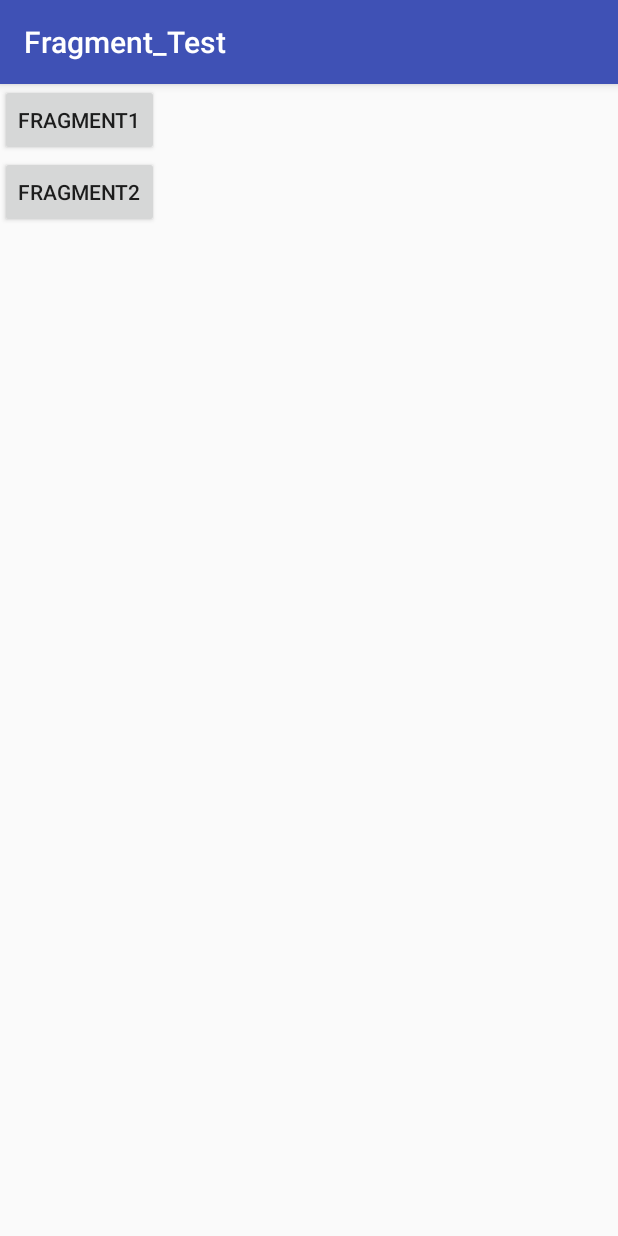
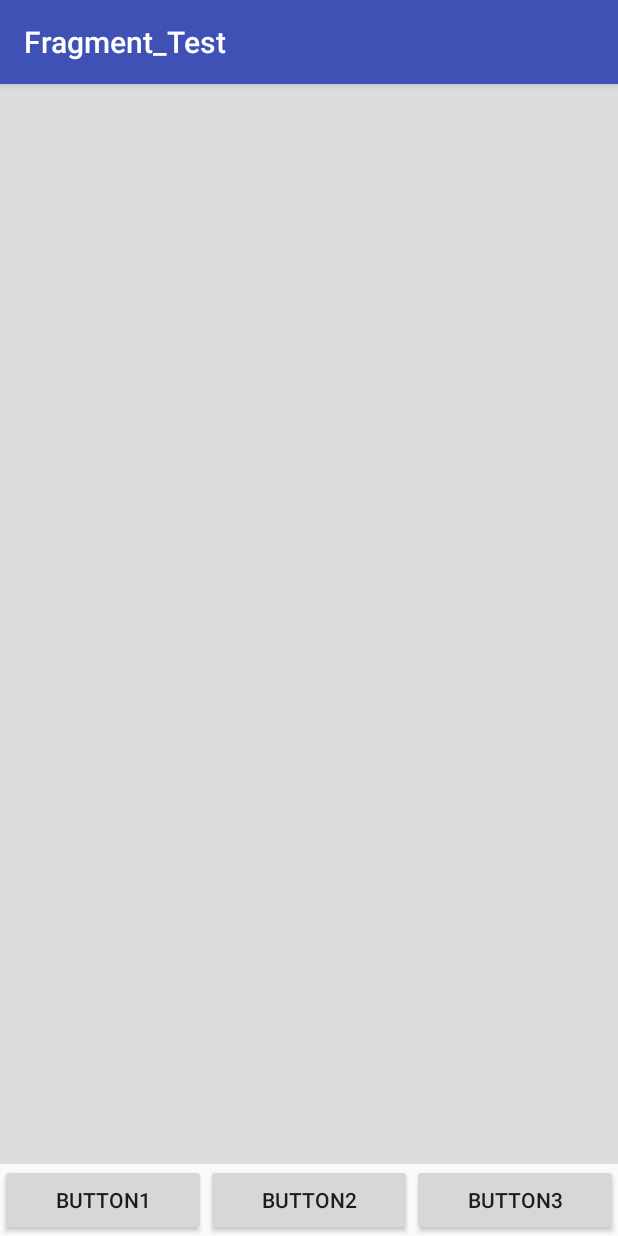
Before and after one commit to MickJun/DrMax8000_Controller, an Android app: the screen it shows after launch (MainActivity), on a phone screen of 412 x 824 dp. Run offline under Robolectric (Android 15) with nearby library versions, the phone set to English and light mode, and no system bars.

Commit message:
first release

```diff
--- a/app/src/main/java/com/benqmedicaltech/fragment_test/Fragment2.java
+++ b/app/src/main/java/com/benqmedicaltech/fragment_test/Fragment2.java
@@ -2,6 +2,7 @@ package com.benqmedicaltech.fragment_test;
 
 
 import android.os.Bundle;
+//import android.app.Fragment;
 import android.support.v4.app.Fragment;
 import android.view.LayoutInflater;
 import android.view.View;
--- a/app/src/main/java/com/benqmedicaltech/fragment_test/MainActivity.java
+++ b/app/src/main/java/com/benqmedicaltech/fragment_test/MainActivity.java
@@ -39,7 +39,13 @@ public class MainActivity extends AppCompatActivity {
                 transaction.replace(R.id.center, fragment2, "fragment2");
                 break;
 
+            case R.id.Button3:
+                Fragment1 fragment3 = new Fragment1();
+                transaction.replace(R.id.center, fragment3, "fragment1");
+                break;
+
         }
+
 //呼叫commit讓變更生效。
         transaction.commit();
     }
--- a/app/src/main/res/layout/activity_main.xml
+++ b/app/src/main/res/layout/activity_main.xml
@@ -7,25 +7,49 @@
     android:orientation="vertical"
     tools:context=".MainActivity">
 
+    <FrameLayout
+        android:id="@+id/center"
+        android:background="#dddddd"
+        android:layout_weight="1"
+        android:layout_width="match_parent"
+        android:layout_height="0dp">
+    </FrameLayout>
+
+    <LinearLayout
+        android:layout_width="match_parent"
+        android:layout_height="48dp">
         //切換第一個Fragment的按鈕
         <Button
             android:id="@+id/Button1"
-        android:layout_width="wrap_content"
+            android:layout_weight="1"
+            android:layout_width="0dp"
             android:layout_height="wrap_content"
             android:onClick="onClick"
-        android:text="Fragment1" />
+            android:text="Button1" />
         //切換第二個Fragment的按鈕
         <Button
             android:id="@+id/Button2"
-        android:layout_width="wrap_content"
+            android:layout_weight="1"
+            android:layout_width="0dp"
             android:layout_height="wrap_content"
             android:onClick="onClick"
-        android:text="Fragment2" />
-    //準備顯示Fragment的Layout視窗
-    <LinearLayout
-        android:id="@+id/center"
-        android:layout_width="match_parent"
-        android:layout_height="match_parent"
-        android:orientation="vertical"></LinearLayout>
+            android:text="Button2" />
+        //切換第3個Fragment的按鈕
+        <Button
+            android:id="@+id/Button3"
+            android:layout_weight="1"
+            android:layout_width="0dp"
+            android:layout_height="wrap_content"
+            android:onClick="onClick"
+            android:text="Button3" />
 
     </LinearLayout>
+
+    //準備顯示Fragment的Layout視窗
+    <!--<LinearLayout-->
+        <!--android:id="@+id/center"-->
+        <!--android:layout_width="match_parent"-->
+        <!--android:layout_height="match_parent"-->
+        <!--android:orientation="vertical"></LinearLayout>-->
+
+</LinearLayout>
--- a/app/src/main/res/layout/fragment_fragment1.xml
+++ b/app/src/main/res/layout/fragment_fragment1.xml
@@ -16,6 +16,8 @@
         android:id="@+id/fragment1_button"
         android:layout_width="match_parent"
         android:layout_height="wrap_content"
-        android:text="Call ImageView" />
+        android:text="Call ImageView"
+        />
+    //android:onClick="ToInterest"
 
 </FrameLayout>
```
Lines whose indentation alone changed are shown as unchanged.
